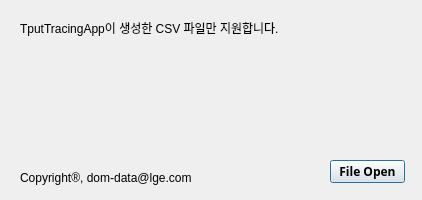
This is com/lge/tputanalyzer/Dialog_TputAnalyzer.ui in mcor97/TputAnalyzer as Qt 5 draws it before an edit. The edited form follows.
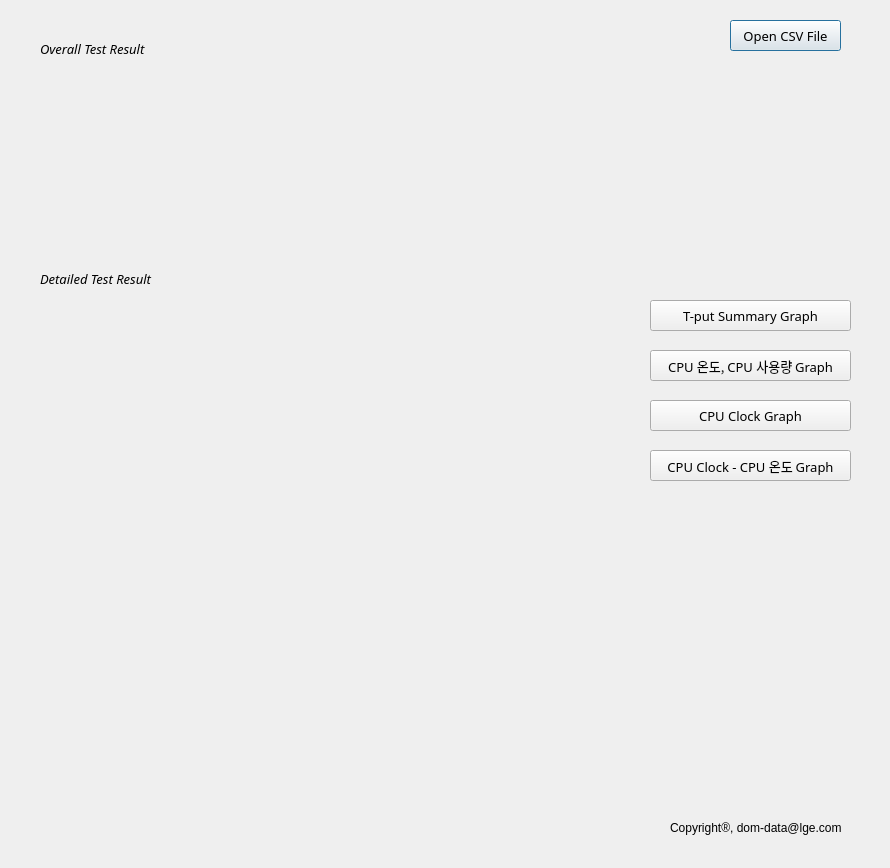
This is the edited form.

```diff
--- a/com/lge/tputanalyzer/Dialog_TputAnalyzer.ui
+++ b/com/lge/tputanalyzer/Dialog_TputAnalyzer.ui
@@ -6,8 +6,8 @@
    <rect>
     <x>0</x>
     <y>0</y>
-    <width>422</width>
-    <height>200</height>
+    <width>890</width>
+    <height>868</height>
    </rect>
   </property>
   <property name="mouseTracking">
@@ -19,42 +19,30 @@
   <widget class="QPushButton" name="selectFileButton">
    <property name="geometry">
     <rect>
-     <x>330</x>
-     <y>160</y>
-     <width>75</width>
-     <height>23</height>
-    </rect>
-   </property>
-   <property name="font">
-    <font>
-     <family>HY신명조</family>
-     <weight>75</weight>
-     <bold>true</bold>
-    </font>
-   </property>
-   <property name="text">
-    <string>File Open</string>
-   </property>
-  </widget>
-  <widget class="QLabel" name="DescriptionLabel">
-   <property name="geometry">
-    <rect>
-     <x>20</x>
+     <x>730</x>
      <y>20</y>
-     <width>381</width>
-     <height>16</height>
+     <width>111</width>
+     <height>31</height>
     </rect>
    </property>
+   <property name="font">
+    <font>
+     <family>Trebuchet MS</family>
+     <pointsize>10</pointsize>
+     <weight>50</weight>
+     <bold>false</bold>
+    </font>
+   </property>
    <property name="text">
-    <string>TputTracingApp이 생성한 CSV 파일만 지원합니다.</string>
+    <string>Open CSV File</string>
    </property>
   </widget>
   <widget class="QLabel" name="OrganizationLabel">
    <property name="geometry">
     <rect>
-     <x>20</x>
-     <y>170</y>
-     <width>181</width>
+     <x>670</x>
+     <y>820</y>
+     <width>201</width>
      <height>16</height>
     </rect>
    </property>
@@ -68,6 +56,138 @@
     <string>Copyright®, dom-data@lge.com</string>
    </property>
   </widget>
+  <widget class="QPushButton" name="summaryGraphBtn">
+   <property name="geometry">
+    <rect>
+     <x>650</x>
+     <y>300</y>
+     <width>201</width>
+     <height>31</height>
+    </rect>
+   </property>
+   <property name="font">
+    <font>
+     <family>Trebuchet MS</family>
+     <pointsize>10</pointsize>
+    </font>
+   </property>
+   <property name="text">
+    <string>T-put Summary Graph</string>
+   </property>
+  </widget>
+  <widget class="QPushButton" name="cpuTempUsageGraphBtn">
+   <property name="geometry">
+    <rect>
+     <x>650</x>
+     <y>350</y>
+     <width>201</width>
+     <height>31</height>
+    </rect>
+   </property>
+   <property name="font">
+    <font>
+     <family>Trebuchet MS</family>
+     <pointsize>10</pointsize>
+    </font>
+   </property>
+   <property name="text">
+    <string>CPU 온도, CPU 사용량 Graph</string>
+   </property>
+  </widget>
+  <widget class="QPushButton" name="cpuClockGraphBtn">
+   <property name="geometry">
+    <rect>
+     <x>650</x>
+     <y>400</y>
+     <width>201</width>
+     <height>31</height>
+    </rect>
+   </property>
+   <property name="font">
+    <font>
+     <family>Trebuchet MS</family>
+     <pointsize>10</pointsize>
+    </font>
+   </property>
+   <property name="text">
+    <string>CPU Clock Graph</string>
+   </property>
+  </widget>
+  <widget class="QPushButton" name="cpuClockTempGraphBtn">
+   <property name="geometry">
+    <rect>
+     <x>650</x>
+     <y>450</y>
+     <width>201</width>
+     <height>31</height>
+    </rect>
+   </property>
+   <property name="font">
+    <font>
+     <family>Trebuchet MS</family>
+     <pointsize>10</pointsize>
+    </font>
+   </property>
+   <property name="text">
+    <string>CPU Clock - CPU 온도 Graph</string>
+   </property>
+  </widget>
+  <widget class="QLabel" name="OrganizationLabel_2">
+   <property name="geometry">
+    <rect>
+     <x>40</x>
+     <y>40</y>
+     <width>201</width>
+     <height>16</height>
+    </rect>
+   </property>
+   <property name="font">
+    <font>
+     <family>Trebuchet MS</family>
+     <pointsize>10</pointsize>
+     <weight>50</weight>
+     <italic>true</italic>
+     <bold>false</bold>
+    </font>
+   </property>
+   <property name="mouseTracking">
+    <bool>true</bool>
+   </property>
+   <property name="focusPolicy">
+    <enum>Qt::ClickFocus</enum>
+   </property>
+   <property name="text">
+    <string>Overall Test Result</string>
+   </property>
+  </widget>
+  <widget class="QLabel" name="OrganizationLabel_3">
+   <property name="geometry">
+    <rect>
+     <x>40</x>
+     <y>270</y>
+     <width>201</width>
+     <height>16</height>
+    </rect>
+   </property>
+   <property name="font">
+    <font>
+     <family>Trebuchet MS</family>
+     <pointsize>10</pointsize>
+     <weight>50</weight>
+     <italic>true</italic>
+     <bold>false</bold>
+    </font>
+   </property>
+   <property name="mouseTracking">
+    <bool>true</bool>
+   </property>
+   <property name="focusPolicy">
+    <enum>Qt::ClickFocus</enum>
+   </property>
+   <property name="text">
+    <string>Detailed Test Result</string>
+   </property>
+  </widget>
  </widget>
  <resources/>
  <connections/>
```
Left out of the diff: 2 changed lines with no effect on the pictures.
